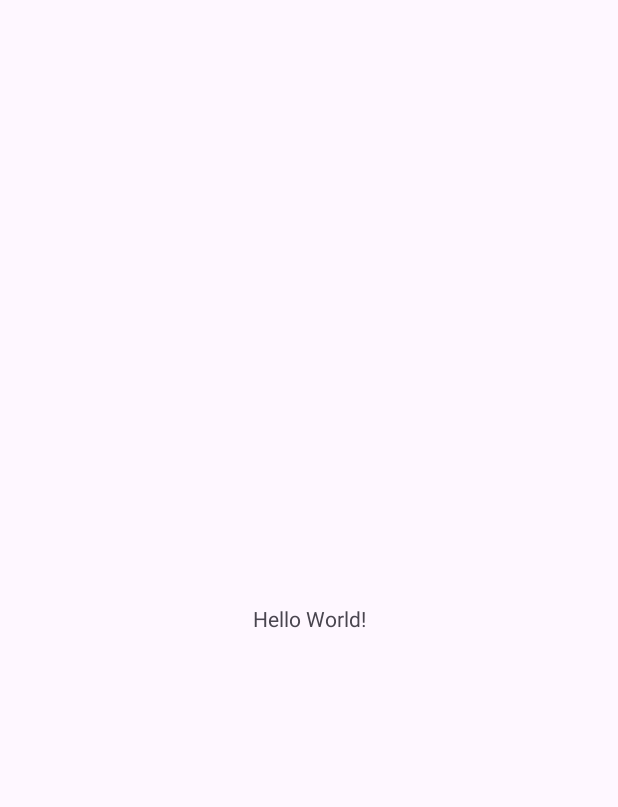
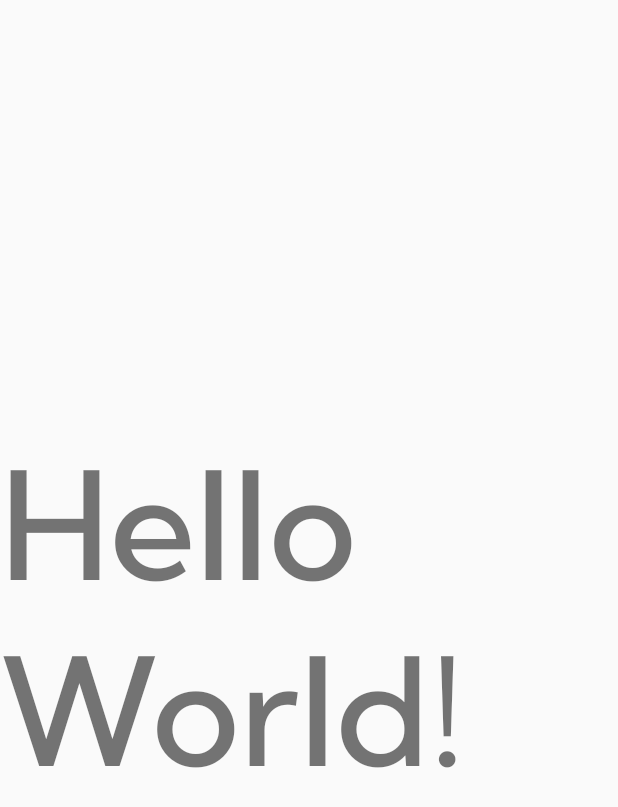
Before and after one commit to zani22ef/TA-PM1-22DX-MMC, an Android app: the screen it shows after launch (MainActivity), on a phone screen of 412 x 824 dp. Before the commit the part shown is almost empty. Shown: the top 807 px of the screen. Run offline under Robolectric (Android 15) with nearby library versions, the phone set to English and light mode, and no system bars.

Commit message:
heru: import font dan set tema

```diff
--- a/Program/app/src/main/res/values/colors.xml
+++ b/Program/app/src/main/res/values/colors.xml
@@ -2,4 +2,5 @@
 <resources>
     <color name="black">#FF000000</color>
     <color name="white">#FFFFFFFF</color>
+    <color name="hijau">#2fba00</color>
 </resources>
--- a/Program/app/src/main/res/values/themes.xml
+++ b/Program/app/src/main/res/values/themes.xml
@@ -1,8 +1,10 @@
 <resources xmlns:tools="http://schemas.android.com/tools">
     <!-- Base application theme. -->
-    <style name="Base.Theme.MainActivity" parent="Theme.Material3.DayNight.NoActionBar">
+    <style name="Base.Theme.MainActivity" parent="Theme.AppCompat.Light.NoActionBar">
         <!-- Customize your light theme here. -->
         <!-- <item name="colorPrimary">@color/my_light_primary</item> -->
+        <item name="android:fontFamily">@font/fontkumbhsans</item>
+        <item name="android:textSize">100sp</item>
     </style>
 
     <style name="Theme.MainActivity" parent="Base.Theme.MainActivity" />
```
Also changed, not shown: Program/app/src/main/res/font/fontkumbhsans.ttf (added).
